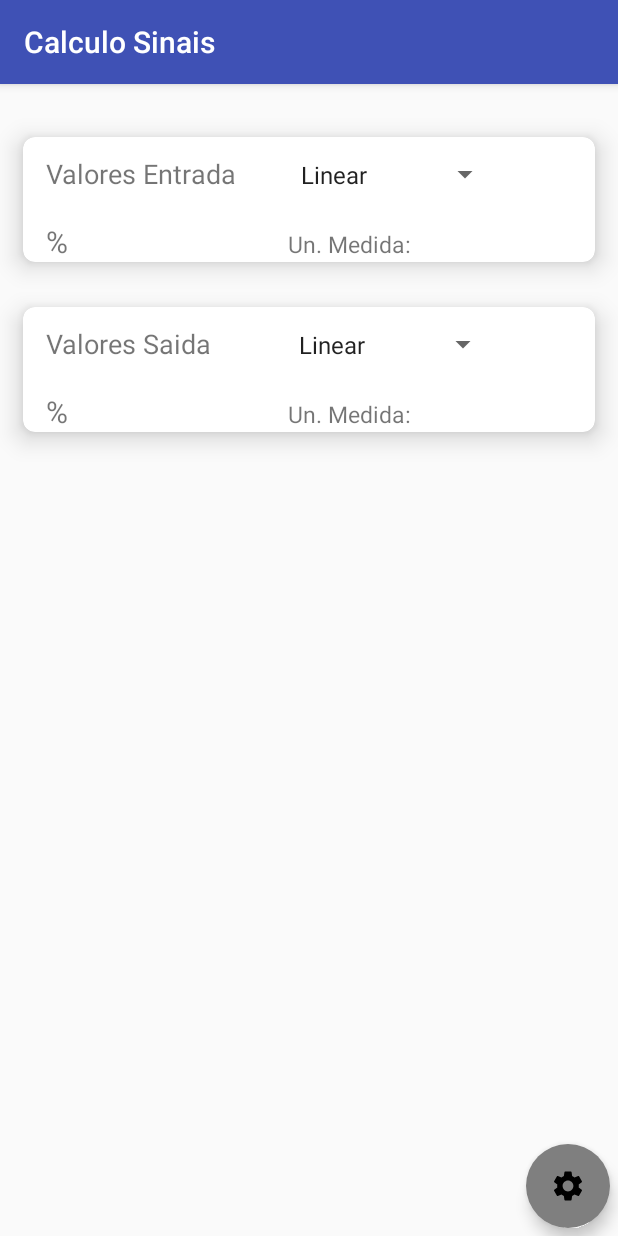
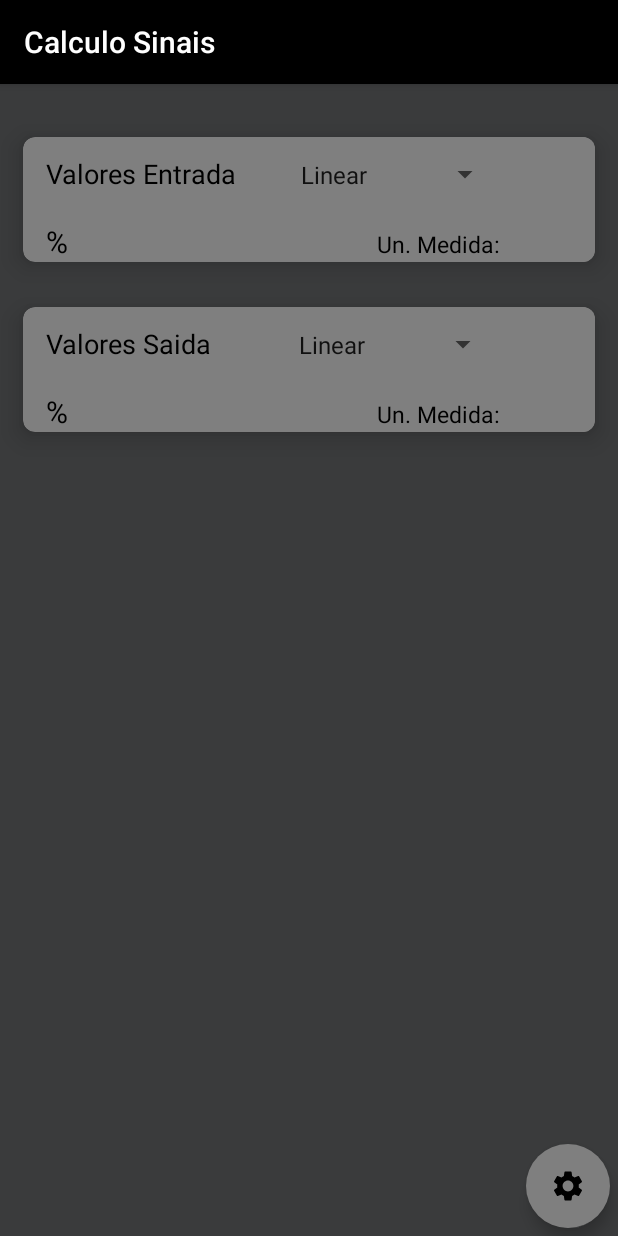
Before and after one commit to igor96SS/CalculoSinais, an Android app: the screen it shows after launch (MainActivity), on a phone screen of 412 x 824 dp. Run offline under Robolectric (Android 15) with nearby library versions, the phone set to English and light mode, and no system bars.

Commit message:
cardviews text color and size finished

```diff
--- a/app/src/main/res/layout/activity_main.xml
+++ b/app/src/main/res/layout/activity_main.xml
@@ -10,7 +10,8 @@
         android:layout_width="match_parent"
         android:layout_height="match_parent"
         android:rowCount="2"
-        android:columnCount="1">
+        android:columnCount="1"
+        android:background="@color/darkGrey">
 
         <androidx.cardview.widget.CardView
             android:id="@+id/cardViewEntrada"
@@ -24,13 +25,15 @@
             app:cardCornerRadius="8dp"
             app:cardElevation="10dp"
             android:clickable="true"
-            android:focusable="true">
+            android:focusable="true"
+            android:backgroundTint="@color/grey">
 
             <LinearLayout
                 android:layout_marginStart="15dp"
                 android:layout_width="match_parent"
                 android:layout_height="match_parent"
-                android:orientation="vertical">
+                android:orientation="vertical"
+                android:background="@color/grey">
 
                 <LinearLayout
                     android:layout_width="match_parent"
@@ -39,6 +42,7 @@
 
                     <TextView
                         android:id="@+id/titleInput"
+                        android:textColor="@color/black"
                         android:layout_width="wrap_content"
                         android:layout_height="wrap_content"
                         android:text="@string/textValorEntrada"
@@ -50,14 +54,15 @@
                         android:id="@+id/spinnerEntrada"
                         android:layout_width="wrap_content"
                         android:layout_height="50dp"
-                        android:entries="@array/spinner"/>
+                        android:entries="@array/spinner"
+                        android:popupBackground="@color/grey"/>
 
                 </LinearLayout>
 
                     <TableLayout
                         android:layout_width="match_parent"
                         android:layout_height="wrap_content"
-                        android:stretchColumns="1,2,3">
+                        android:stretchColumns="1,2,3,6">
 
                         <TableRow
                             android:layout_marginTop="6dp"
@@ -65,24 +70,25 @@
                             <TextView
                                 android:layout_column="1"
                                 android:text="@string/percentage"
-                                android:textSize="20sp"/>
+                                android:textSize="20sp"
+                                android:textColor="@color/black"/>
 
                             <TextView
-                                android:layout_width="0dp"
-                                android:layout_column="2"
+                                android:layout_width="wrap_content"
+                                android:layout_column="5"
+                                android:layout_marginStart="50dp"
+                                android:layout_marginEnd="5dp"
+                                android:gravity="start"
                                 android:text="@string/unidade_de_medida"
-                                android:gravity="start"
-                                android:textSize="15sp"
-                                android:layout_marginStart="50dp"
-                                android:layout_marginEnd="3dp"
-                                />
+                                android:textColor="@color/black"
+                                android:textSize="15sp" />
                             <TextView
                                 android:id="@+id/uMedidaEntradaValue"
-                                android:layout_width="match_parent"
-                                android:layout_column="3"
+                                android:layout_width="wrap_content"
                                 android:gravity="start"
-                                android:textSize="13sp"
-                                android:layout_marginEnd="8dp"/>
+                                android:textSize="20sp"
+                                android:textColor="@color/dirtyWhite"
+                                android:layout_marginEnd="5dp"/>
                         </TableRow>
 
                         <androidx.recyclerview.widget.RecyclerView
@@ -110,13 +116,15 @@
             app:cardCornerRadius="8dp"
             app:cardElevation="10dp"
             android:clickable="true"
-            android:focusable="true">
+            android:focusable="true"
+            android:backgroundTint="@color/grey">
 
             <LinearLayout
                 android:layout_marginStart="15dp"
                 android:layout_width="match_parent"
                 android:layout_height="match_parent"
-                android:orientation="vertical">
+                android:orientation="vertical"
+                android:background="@color/grey">
 
                 <LinearLayout
                     android:layout_width="match_parent"
@@ -127,6 +135,7 @@
                         android:layout_width="wrap_content"
                         android:layout_height="wrap_content"
                         android:text="@string/txtValorSaida"
+                        android:textColor="@color/black"
                         android:textSize="18sp"/>
 
                     <Spinner
@@ -135,7 +144,8 @@
                         android:id="@+id/spinnerSaida"
                         android:layout_width="wrap_content"
                         android:layout_height="50dp"
-                        android:entries="@array/spinner"/>
+                        android:entries="@array/spinner"
+                        android:popupBackground="@color/grey"/>
 
                 </LinearLayout>
 
@@ -143,31 +153,34 @@
                     android:layout_marginTop="6dp"
                     android:layout_width="match_parent"
                     android:layout_height="wrap_content"
-                    android:stretchColumns="1,2,3">
+                    android:stretchColumns="1,2,3,6">
 
                     <TableRow>
                         <TextView
                             android:layout_column="1"
                             android:text="@string/percentage"
-                            android:textSize="20sp" />
+                            android:textSize="20sp"
+                            android:textColor="@color/black"/>
 
                         <TextView
-                            android:layout_column="2"
+                            android:layout_width="wrap_content"
+                            android:layout_column="5"
                             android:text="@string/unidade_de_medida"
                             android:gravity="start"
                             android:textSize="15sp"
-                            android:layout_width="0dp"
+                            android:textColor="@color/black"
                             android:layout_marginStart="50dp"
-                            android:layout_marginEnd="3dp"
+                            android:layout_marginEnd="5dp"
                             />
 
                         <TextView
                             android:id="@+id/uMedidaSaidaValue"
-                            android:layout_width="match_parent"
+                            android:layout_width="wrap_content"
                             android:layout_column="2"
                             android:gravity="start"
-                            android:textSize="13sp"
-                            android:layout_marginEnd="8dp"
+                            android:textSize="20sp"
+                            android:textColor="@color/dirtyWhite"
+                            android:layout_marginEnd="5dp"
                             />
                     </TableRow>
                     <androidx.recyclerview.widget.RecyclerView
--- a/app/src/main/res/layout/item_view.xml
+++ b/app/src/main/res/layout/item_view.xml
@@ -3,12 +3,14 @@
     xmlns:android="http://schemas.android.com/apk/res/android"
     android:layout_width="match_parent"
     android:layout_height="wrap_content"
-    android:orientation="horizontal">
+    android:orientation="horizontal"
+    android:background="@color/grey">
 
     <!-- Coluna 1 -->
     <TextView
         android:id="@+id/percentageValue"
         android:textSize="18sp"
+        android:textColor="@color/dirtyWhite"
         android:layout_width="0dp"
         android:layout_height="wrap_content"
         android:layout_weight="1"
@@ -22,6 +24,7 @@
         android:layout_weight="1"
         android:id="@+id/signalValue"
         android:textSize="18sp"
+        android:textColor="@color/dirtyWhite"
         android:textAlignment="textEnd"
         android:paddingEnd="5dp"
         android:paddingStart="1dp"
--- a/app/src/main/res/values/colors.xml
+++ b/app/src/main/res/values/colors.xml
@@ -1,6 +1,6 @@
 <?xml version="1.0" encoding="utf-8"?>
 <resources>
-    <color name="colorPrimary">#3F51B5</color>
+    <color name="colorPrimary">#FF000000</color>
     <color name="colorPrimaryDark">#18191A</color>
     <color name="colorAccent">#FF000000</color>
     <color name="white">#FFFFFF</color>
```
